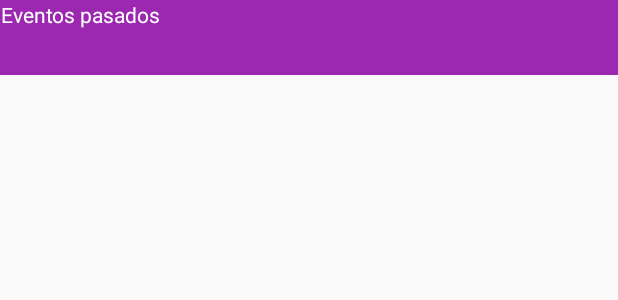
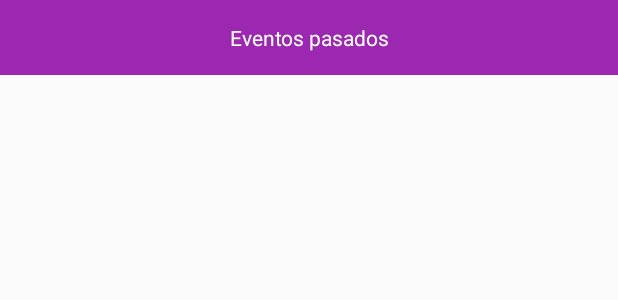
Before and after one commit to jannaescur/Layouts, an Android app: the layout activity_main.xml on its own in the app's theme, with its tools: preview values and no code run, on a phone screen of 412 x 824 dp. Shown: the top 300 px of the screen. Run offline under Robolectric (Android 15) with nearby library versions, the phone set to English and light mode, and no system bars.

```diff
--- a/app/src/main/res/layout/activity_main.xml
+++ b/app/src/main/res/layout/activity_main.xml
@@ -11,8 +11,8 @@
         android:layout_height="50dp"
         android:background="@color/colorPrimary">
         <TextView
-            android:layout_width="wrap_content"
-            android:layout_height="wrap_content"
+            android:layout_width="fill_parent"
+            android:layout_height="fill_parent"
             android:gravity="center"
             android:text="Eventos pasados"
             android:textColor="@color/white"/>
```
